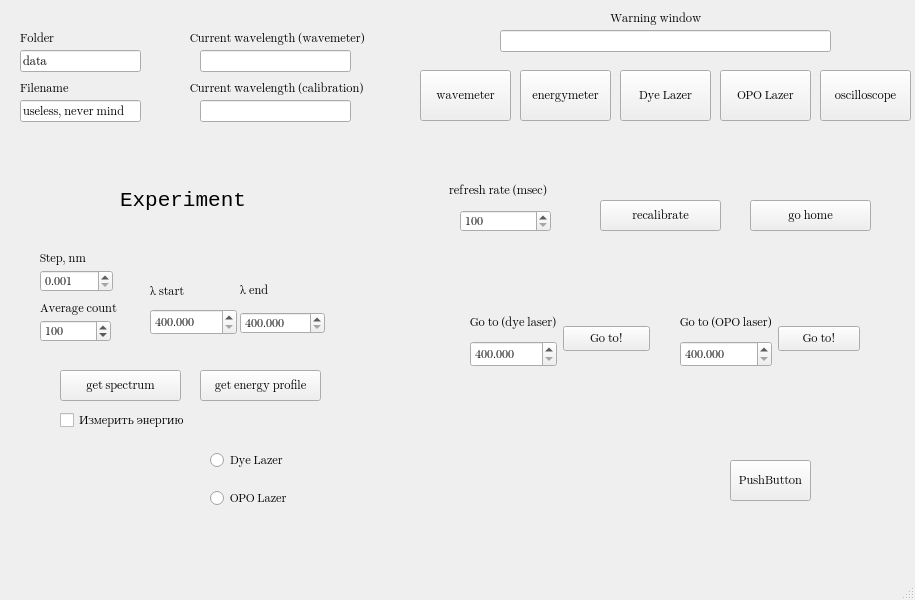
ethylking/LAZERUI, file gui_window.ui: the form before one commit.
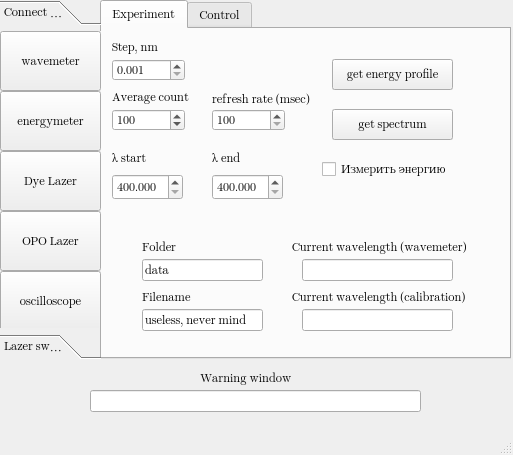
The form after the commit. The open tabs and pages were chosen to show the change.

What changed in the file:
```diff
--- a/gui_window.ui
+++ b/gui_window.ui
@@ -6,8 +6,8 @@
    <rect>
     <x>0</x>
     <y>0</y>
-    <width>915</width>
-    <height>600</height>
+    <width>513</width>
+    <height>455</height>
    </rect>
   </property>
   <property name="font">
@@ -22,94 +22,11 @@
    <bool>false</bool>
   </property>
   <widget class="QWidget" name="centralwidget">
-   <widget class="QPushButton" name="wavemeterConnectButton">
-    <property name="enabled">
-     <bool>true</bool>
-    </property>
-    <property name="geometry">
-     <rect>
-      <x>420</x>
-      <y>70</y>
-      <width>91</width>
-      <height>51</height>
-     </rect>
-    </property>
-    <property name="autoFillBackground">
-     <bool>true</bool>
-    </property>
-    <property name="text">
-     <string>wavemeter</string>
-    </property>
-   </widget>
-   <widget class="QLabel" name="label">
-    <property name="geometry">
-     <rect>
-      <x>120</x>
-      <y>170</y>
-      <width>161</width>
-      <height>61</height>
-     </rect>
-    </property>
-    <property name="font">
-     <font>
-      <family>Consolas</family>
-      <pointsize>16</pointsize>
-     </font>
-    </property>
-    <property name="text">
-     <string>Experiment</string>
-    </property>
-   </widget>
-   <widget class="QPushButton" name="pushButton">
-    <property name="geometry">
-     <rect>
-      <x>730</x>
-      <y>460</y>
-      <width>81</width>
-      <height>41</height>
-     </rect>
-    </property>
-    <property name="text">
-     <string>PushButton</string>
-    </property>
-   </widget>
-   <widget class="QPushButton" name="energymeterConnectButton">
-    <property name="enabled">
-     <bool>true</bool>
-    </property>
-    <property name="geometry">
-     <rect>
-      <x>520</x>
-      <y>70</y>
-      <width>91</width>
-      <height>51</height>
-     </rect>
-    </property>
-    <property name="text">
-     <string>energymeter</string>
-    </property>
-   </widget>
-   <widget class="QPushButton" name="motorConnectButton">
-    <property name="enabled">
-     <bool>true</bool>
-    </property>
-    <property name="geometry">
-     <rect>
-      <x>620</x>
-      <y>70</y>
-      <width>91</width>
-      <height>51</height>
-     </rect>
-    </property>
-    <property name="text">
-     <string>Dye Lazer</string>
-    </property>
-   </widget>
    <widget class="QLineEdit" name="warningWindowLineEdit">
     <property name="geometry">
      <rect>
-      <x>500</x>
-      <y>30</y>
+      <x>90</x>
+      <y>390</y>
       <width>331</width>
       <height>22</height>
      </rect>
@@ -121,8 +38,8 @@
    <widget class="QLabel" name="label_2">
     <property name="geometry">
      <rect>
-      <x>610</x>
-      <y>10</y>
+      <x>200</x>
+      <y>370</y>
       <width>121</width>
       <height>16</height>
      </rect>
@@ -131,14 +48,202 @@
      <string>Warning window</string>
     </property>
    </widget>
+   <widget class="QTabWidget" name="tabWidget">
+    <property name="geometry">
+     <rect>
+      <x>100</x>
+      <y>0</y>
+      <width>411</width>
+      <height>359</height>
+     </rect>
+    </property>
+    <property name="currentIndex">
+     <number>1</number>
+    </property>
+    <widget class="QWidget" name="tab">
+     <attribute name="title">
+      <string>Experiment</string>
+     </attribute>
+     <widget class="QDoubleSpinBox" name="wavelengthStepSpinBox">
+      <property name="geometry">
+       <rect>
+        <x>10</x>
+        <y>30</y>
+        <width>73</width>
+        <height>22</height>
+       </rect>
+      </property>
+      <property name="decimals">
+       <number>3</number>
+      </property>
+      <property name="minimum">
+       <double>0.001000000000000</double>
+      </property>
+      <property name="maximum">
+       <double>100.000000000000000</double>
+      </property>
+      <property name="singleStep">
+       <double>0.001000000000000</double>
+      </property>
+      <property name="value">
+       <double>0.001000000000000</double>
+      </property>
+     </widget>
+     <widget class="QLabel" name="label_7">
+      <property name="geometry">
+       <rect>
+        <x>10</x>
+        <y>10</y>
+        <width>71</width>
+        <height>16</height>
+       </rect>
+      </property>
+      <property name="text">
+       <string>Step, nm</string>
+      </property>
+     </widget>
+     <widget class="QSpinBox" name="averageCountSpinBox">
+      <property name="geometry">
+       <rect>
+        <x>10</x>
+        <y>80</y>
+        <width>73</width>
+        <height>22</height>
+       </rect>
+      </property>
+      <property name="minimum">
+       <number>1</number>
+      </property>
+      <property name="maximum">
+       <number>500</number>
+      </property>
+      <property name="value">
+       <number>100</number>
+      </property>
+     </widget>
+     <widget class="QLabel" name="label_11">
+      <property name="geometry">
+       <rect>
+        <x>10</x>
+        <y>60</y>
+        <width>101</width>
+        <height>16</height>
+       </rect>
+      </property>
+      <property name="text">
+       <string>Average count</string>
+      </property>
+     </widget>
+     <widget class="QWidget" name="layoutWidget">
+      <property name="geometry">
+       <rect>
+        <x>10</x>
+        <y>120</y>
+        <width>71</width>
+        <height>51</height>
+       </rect>
+      </property>
+      <layout class="QVBoxLayout" name="verticalLayout_2">
+       <item>
+        <widget class="QLabel" name="label_3">
+         <property name="text">
+          <string>λ start</string>
+         </property>
+        </widget>
+       </item>
+       <item>
+        <widget class="QDoubleSpinBox" name="wavelengthStartSpinBox">
+         <property name="decimals">
+          <number>3</number>
+         </property>
+         <property name="minimum">
+          <double>400.000000000000000</double>
+         </property>
+         <property name="maximum">
+          <double>1000.000000000000000</double>
+         </property>
+         <property name="singleStep">
+          <double>0.001000000000000</double>
+         </property>
+        </widget>
+       </item>
+      </layout>
+     </widget>
+     <widget class="QWidget" name="layoutWidget">
+      <property name="geometry">
+       <rect>
+        <x>110</x>
+        <y>120</y>
+        <width>71</width>
+        <height>51</height>
+       </rect>
+      </property>
+      <layout class="QVBoxLayout" name="verticalLayout">
+       <item>
+        <widget class="QLabel" name="label_4">
+         <property name="text">
+          <string>λ end</string>
+         </property>
+        </widget>
+       </item>
+       <item>
+        <widget class="QDoubleSpinBox" name="wavelengthEndSpinBox">
+         <property name="decimals">
+          <number>3</number>
+         </property>
+         <property name="minimum">
+          <double>400.000000000000000</double>
+         </property>
+         <property name="maximum">
+          <double>1000.000000000000000</double>
+         </property>
+         <property name="singleStep">
+          <double>0.001000000000000</double>
+         </property>
+        </widget>
+       </item>
+      </layout>
+     </widget>
+     <widget class="QSpinBox" name="refreshRateSpinBox">
+      <property name="geometry">
+       <rect>
+        <x>110</x>
+        <y>80</y>
+        <width>73</width>
+        <height>22</height>
+       </rect>
+      </property>
+      <property name="minimum">
+       <number>100</number>
+      </property>
+      <property name="maximum">
+       <number>10000</number>
+      </property>
+      <property name="singleStep">
+       <number>100</number>
+      </property>
+     </widget>
+     <widget class="QLabel" name="label_6">
+      <property name="geometry">
+       <rect>
+        <x>110</x>
+        <y>60</y>
+        <width>101</width>
+        <height>21</height>
+       </rect>
+      </property>
+      <property name="text">
+       <string>refresh rate (msec)</string>
+      </property>
+     </widget>
    <widget class="QPushButton" name="getEnergyProfilePushButton">
     <property name="enabled">
      <bool>true</bool>
     </property>
     <property name="geometry">
      <rect>
-      <x>200</x>
-      <y>370</y>
+        <x>230</x>
+        <y>30</y>
       <width>121</width>
       <height>31</height>
      </rect>
@@ -156,8 +261,8 @@
     </property>
     <property name="geometry">
      <rect>
-      <x>60</x>
-      <y>370</y>
+        <x>230</x>
+        <y>80</y>
       <width>121</width>
       <height>31</height>
      </rect>
@@ -169,11 +274,24 @@
      <string>get spectrum</string>
     </property>
    </widget>
+     <widget class="QCheckBox" name="InspecEnergy">
+      <property name="geometry">
+       <rect>
+        <x>220</x>
+        <y>130</y>
+        <width>131</width>
+        <height>20</height>
+       </rect>
+      </property>
+      <property name="text">
+       <string>Измерить энергию</string>
+      </property>
+     </widget>
    <widget class="QLineEdit" name="filenameLineEdit">
     <property name="geometry">
      <rect>
-      <x>20</x>
-      <y>100</y>
+        <x>40</x>
+        <y>280</y>
       <width>121</width>
       <height>22</height>
      </rect>
@@ -185,8 +303,8 @@
    <widget class="QLabel" name="label_5">
     <property name="geometry">
      <rect>
-      <x>20</x>
-      <y>80</y>
+        <x>40</x>
+        <y>260</y>
       <width>101</width>
       <height>16</height>
      </rect>
@@ -195,321 +313,17 @@
      <string>Filename</string>
     </property>
    </widget>
-   <widget class="QLineEdit" name="wavemeterWavelengthLineEdit">
-    <property name="geometry">
-     <rect>
-      <x>200</x>
-      <y>50</y>
-      <width>151</width>
-      <height>22</height>
-     </rect>
-    </property>
-    <property name="readOnly">
-     <bool>true</bool>
-    </property>
-   </widget>
-   <widget class="QLineEdit" name="calibrationWavelengthLineEdit">
-    <property name="geometry">
-     <rect>
-      <x>200</x>
-      <y>100</y>
-      <width>151</width>
-      <height>22</height>
-     </rect>
-    </property>
-    <property name="readOnly">
-     <bool>true</bool>
-    </property>
-   </widget>
-   <widget class="QLabel" name="label_6">
-    <property name="geometry">
-     <rect>
-      <x>449</x>
-      <y>180</y>
-      <width>131</width>
-      <height>21</height>
-     </rect>
-    </property>
-    <property name="text">
-     <string>refresh rate (msec)</string>
-    </property>
-   </widget>
-   <widget class="QSpinBox" name="refreshRateSpinBox">
-    <property name="geometry">
-     <rect>
-      <x>460</x>
-      <y>210</y>
-      <width>91</width>
-      <height>22</height>
-     </rect>
-    </property>
-    <property name="minimum">
-     <number>100</number>
-    </property>
-    <property name="maximum">
-     <number>10000</number>
-    </property>
-    <property name="singleStep">
-     <number>100</number>
-    </property>
-   </widget>
-   <widget class="QLabel" name="label_7">
-    <property name="geometry">
-     <rect>
-      <x>40</x>
-      <y>250</y>
-      <width>71</width>
-      <height>16</height>
-     </rect>
-    </property>
-    <property name="text">
-     <string>Step, nm</string>
-    </property>
-   </widget>
-   <widget class="QDoubleSpinBox" name="wavelengthStepSpinBox">
-    <property name="geometry">
-     <rect>
-      <x>40</x>
-      <y>270</y>
-      <width>73</width>
-      <height>22</height>
-     </rect>
-    </property>
-    <property name="decimals">
-     <number>3</number>
-    </property>
-    <property name="minimum">
-     <double>0.001000000000000</double>
-    </property>
-    <property name="maximum">
-     <double>100.000000000000000</double>
-    </property>
-    <property name="singleStep">
-     <double>0.001000000000000</double>
-    </property>
-    <property name="value">
-     <double>0.001000000000000</double>
-    </property>
-   </widget>
-   <widget class="QLabel" name="label_8">
-    <property name="geometry">
-     <rect>
-      <x>190</x>
-      <y>30</y>
-      <width>221</width>
-      <height>16</height>
-     </rect>
-    </property>
-    <property name="text">
-     <string>Current wavelength (wavemeter)</string>
-    </property>
-   </widget>
-   <widget class="QLabel" name="label_9">
-    <property name="geometry">
-     <rect>
-      <x>190</x>
-      <y>80</y>
-      <width>221</width>
-      <height>16</height>
-     </rect>
-    </property>
-    <property name="text">
-     <string>Current wavelength (calibration)</string>
-    </property>
-   </widget>
-   <widget class="QPushButton" name="recalibrateButton">
-    <property name="enabled">
-     <bool>true</bool>
-    </property>
-    <property name="geometry">
-     <rect>
-      <x>600</x>
-      <y>200</y>
-      <width>121</width>
-      <height>31</height>
-     </rect>
-    </property>
-    <property name="text">
-     <string>recalibrate</string>
-    </property>
-   </widget>
-   <widget class="QPushButton" name="goHomeButton">
-    <property name="enabled">
-     <bool>true</bool>
-    </property>
-    <property name="geometry">
-     <rect>
-      <x>750</x>
-      <y>200</y>
-      <width>121</width>
-      <height>31</height>
-     </rect>
-    </property>
-    <property name="text">
-     <string>go home</string>
-    </property>
-   </widget>
-   <widget class="QWidget" name="layoutWidget">
-    <property name="geometry">
-     <rect>
-      <x>240</x>
-      <y>280</y>
-      <width>87</width>
-      <height>71</height>
-     </rect>
-    </property>
-    <layout class="QVBoxLayout" name="verticalLayout">
-     <item>
-      <widget class="QWidget" name="openGLWidget" native="true">
-       <widget class="QDoubleSpinBox" name="wavelengthEndSpinBox">
-        <property name="geometry">
-         <rect>
-          <x>0</x>
-          <y>32</y>
-          <width>85</width>
-          <height>22</height>
-         </rect>
-        </property>
-        <property name="decimals">
-         <number>3</number>
-        </property>
-        <property name="minimum">
-         <double>400.000000000000000</double>
-        </property>
-        <property name="maximum">
-         <double>1000.000000000000000</double>
-        </property>
-        <property name="singleStep">
-         <double>0.001000000000000</double>
-        </property>
-       </widget>
-       <widget class="QLabel" name="label_4">
-        <property name="geometry">
-         <rect>
-          <x>0</x>
-          <y>0</y>
-          <width>85</width>
-          <height>21</height>
-         </rect>
-        </property>
-        <property name="text">
-         <string>λ end</string>
-        </property>
-       </widget>
-      </widget>
-     </item>
-    </layout>
-   </widget>
-   <widget class="QWidget" name="layoutWidget">
-    <property name="geometry">
-     <rect>
-      <x>150</x>
-      <y>280</y>
-      <width>87</width>
-      <height>55</height>
-     </rect>
-    </property>
-    <layout class="QVBoxLayout" name="verticalLayout_2">
-     <item>
-      <widget class="QLabel" name="label_3">
-       <property name="text">
-        <string>λ start</string>
-       </property>
-      </widget>
-     </item>
-     <item>
-      <widget class="QDoubleSpinBox" name="wavelengthStartSpinBox">
-       <property name="decimals">
-        <number>3</number>
-       </property>
-       <property name="minimum">
-        <double>400.000000000000000</double>
-       </property>
-       <property name="maximum">
-        <double>1000.000000000000000</double>
-       </property>
-       <property name="singleStep">
-        <double>0.001000000000000</double>
-       </property>
-      </widget>
-     </item>
-    </layout>
-   </widget>
-   <widget class="QPushButton" name="oscilloscopeConnectButton">
-    <property name="enabled">
-     <bool>true</bool>
-    </property>
-    <property name="geometry">
-     <rect>
-      <x>820</x>
-      <y>70</y>
-      <width>91</width>
-      <height>51</height>
-     </rect>
-    </property>
-    <property name="autoFillBackground">
-     <bool>true</bool>
-    </property>
-    <property name="text">
-     <string>oscilloscope</string>
-    </property>
-   </widget>
-   <widget class="QSpinBox" name="averageCountSpinBox">
-    <property name="geometry">
-     <rect>
-      <x>40</x>
-      <y>320</y>
-      <width>71</width>
-      <height>22</height>
-     </rect>
-    </property>
-    <property name="minimum">
-     <number>1</number>
-    </property>
-    <property name="maximum">
-     <number>500</number>
-    </property>
-    <property name="value">
-     <number>100</number>
-    </property>
-   </widget>
-   <widget class="QLabel" name="label_11">
-    <property name="geometry">
-     <rect>
-      <x>40</x>
-      <y>300</y>
-      <width>101</width>
-      <height>16</height>
-     </rect>
-    </property>
-    <property name="text">
-     <string>Average count</string>
-    </property>
-   </widget>
-   <widget class="QLabel" name="label_12">
-    <property name="geometry">
-     <rect>
-      <x>20</x>
-      <y>30</y>
-      <width>101</width>
-      <height>16</height>
-     </rect>
-    </property>
-    <property name="text">
-     <string>Folder</string>
-    </property>
-   </widget>
    <widget class="QLineEdit" name="folderLineEdit">
     <property name="geometry">
      <rect>
-      <x>20</x>
-      <y>50</y>
+        <x>40</x>
+        <y>230</y>
       <width>121</width>
       <height>22</height>
      </rect>
     </property>
     <property name="layoutDirection">
-     <enum>Qt::LayoutDirection::LeftToRight</enum>
+       <enum>Qt::LeftToRight</enum>
     </property>
     <property name="autoFillBackground">
      <bool>false</bool>
@@ -518,13 +332,83 @@
      <string>data</string>
     </property>
    </widget>
+     <widget class="QLabel" name="label_12">
+      <property name="geometry">
+       <rect>
+        <x>40</x>
+        <y>210</y>
+        <width>101</width>
+        <height>16</height>
+       </rect>
+      </property>
+      <property name="text">
+       <string>Folder</string>
+      </property>
+     </widget>
+     <widget class="QLineEdit" name="calibrationWavelengthLineEdit">
+      <property name="geometry">
+       <rect>
+        <x>200</x>
+        <y>280</y>
+        <width>151</width>
+        <height>22</height>
+       </rect>
+      </property>
+      <property name="readOnly">
+       <bool>true</bool>
+      </property>
+     </widget>
+     <widget class="QLineEdit" name="wavemeterWavelengthLineEdit">
+      <property name="geometry">
+       <rect>
+        <x>200</x>
+        <y>230</y>
+        <width>151</width>
+        <height>22</height>
+       </rect>
+      </property>
+      <property name="readOnly">
+       <bool>true</bool>
+      </property>
+     </widget>
+     <widget class="QLabel" name="label_9">
+      <property name="geometry">
+       <rect>
+        <x>190</x>
+        <y>260</y>
+        <width>221</width>
+        <height>16</height>
+       </rect>
+      </property>
+      <property name="text">
+       <string>Current wavelength (calibration)</string>
+      </property>
+     </widget>
+     <widget class="QLabel" name="label_8">
+      <property name="geometry">
+       <rect>
+        <x>190</x>
+        <y>210</y>
+        <width>221</width>
+        <height>16</height>
+       </rect>
+      </property>
+      <property name="text">
+       <string>Current wavelength (wavemeter)</string>
+      </property>
+     </widget>
+    </widget>
+    <widget class="QWidget" name="tab_2">
+     <attribute name="title">
+      <string>Control</string>
+     </attribute>
    <widget class="QWidget" name="layoutWidget">
     <property name="geometry">
      <rect>
-      <x>470</x>
-      <y>310</y>
-      <width>180</width>
-      <height>57</height>
+        <x>20</x>
+        <y>20</y>
+        <width>101</width>
+        <height>78</height>
      </rect>
     </property>
     <layout class="QHBoxLayout" name="horizontalLayout">
@@ -556,8 +440,6 @@
          </property>
         </widget>
        </item>
-      </layout>
-     </item>
      <item>
       <widget class="QPushButton" name="goToPushButton">
        <property name="enabled">
@@ -572,27 +454,16 @@
       </widget>
      </item>
     </layout>
-   </widget>
-   <widget class="QCheckBox" name="InspecEnergy">
-    <property name="geometry">
-     <rect>
-      <x>60</x>
-      <y>410</y>
-      <width>131</width>
-      <height>20</height>
-     </rect>
-    </property>
-    <property name="text">
-     <string>Измерить энергию</string>
-    </property>
+       </item>
+      </layout>
    </widget>
    <widget class="QWidget" name="layoutWidget_2">
     <property name="geometry">
      <rect>
-      <x>680</x>
-      <y>310</y>
-      <width>180</width>
-      <height>57</height>
+        <x>130</x>
+        <y>20</y>
+        <width>101</width>
+        <height>78</height>
      </rect>
     </property>
     <layout class="QHBoxLayout" name="horizontalLayout_2">
@@ -624,8 +495,6 @@
          </property>
         </widget>
        </item>
-      </layout>
-     </item>
      <item>
       <widget class="QPushButton" name="goToPushButtonSecond">
        <property name="enabled">
@@ -640,6 +509,130 @@
       </widget>
      </item>
     </layout>
+       </item>
+      </layout>
+     </widget>
+     <widget class="QPushButton" name="goHomeButton">
+      <property name="enabled">
+       <bool>true</bool>
+      </property>
+      <property name="geometry">
+       <rect>
+        <x>250</x>
+        <y>70</y>
+        <width>121</width>
+        <height>31</height>
+       </rect>
+      </property>
+      <property name="text">
+       <string>go home</string>
+      </property>
+     </widget>
+     <widget class="QPushButton" name="recalibrateButton">
+      <property name="enabled">
+       <bool>true</bool>
+      </property>
+      <property name="geometry">
+       <rect>
+        <x>250</x>
+        <y>30</y>
+        <width>121</width>
+        <height>31</height>
+       </rect>
+      </property>
+      <property name="text">
+       <string>recalibrate</string>
+      </property>
+     </widget>
+     <widget class="QPushButton" name="pushButton">
+      <property name="geometry">
+       <rect>
+        <x>270</x>
+        <y>110</y>
+        <width>81</width>
+        <height>41</height>
+       </rect>
+      </property>
+      <property name="text">
+       <string>PushButton</string>
+      </property>
+     </widget>
+    </widget>
+   </widget>
+   <widget class="QToolBox" name="toolBox">
+    <property name="geometry">
+     <rect>
+      <x>0</x>
+      <y>0</y>
+      <width>101</width>
+      <height>359</height>
+     </rect>
+    </property>
+    <property name="currentIndex">
+     <number>0</number>
+    </property>
+    <widget class="QWidget" name="page">
+     <property name="geometry">
+      <rect>
+       <x>0</x>
+       <y>0</y>
+       <width>101</width>
+       <height>299</height>
+      </rect>
+     </property>
+     <attribute name="label">
+      <string>Connect Buttons</string>
+     </attribute>
+     <widget class="QPushButton" name="wavemeterConnectButton">
+      <property name="enabled">
+       <bool>true</bool>
+      </property>
+      <property name="geometry">
+       <rect>
+        <x>0</x>
+        <y>0</y>
+        <width>101</width>
+        <height>60</height>
+       </rect>
+      </property>
+      <property name="autoFillBackground">
+       <bool>true</bool>
+      </property>
+      <property name="text">
+       <string>wavemeter</string>
+      </property>
+     </widget>
+     <widget class="QPushButton" name="energymeterConnectButton">
+      <property name="enabled">
+       <bool>true</bool>
+      </property>
+      <property name="geometry">
+       <rect>
+        <x>0</x>
+        <y>60</y>
+        <width>101</width>
+        <height>60</height>
+       </rect>
+      </property>
+      <property name="text">
+       <string>energymeter</string>
+      </property>
+     </widget>
+     <widget class="QPushButton" name="motorConnectButton">
+      <property name="enabled">
+       <bool>true</bool>
+      </property>
+      <property name="geometry">
+       <rect>
+        <x>0</x>
+        <y>120</y>
+        <width>101</width>
+        <height>60</height>
+       </rect>
+      </property>
+      <property name="text">
+       <string>Dye Lazer</string>
+      </property>
    </widget>
    <widget class="QPushButton" name="motorConnectButtonSecond">
     <property name="enabled">
@@ -647,23 +640,55 @@
     </property>
     <property name="geometry">
      <rect>
-      <x>720</x>
-      <y>70</y>
-      <width>91</width>
-      <height>51</height>
+        <x>0</x>
+        <y>180</y>
+        <width>101</width>
+        <height>60</height>
      </rect>
     </property>
     <property name="text">
      <string>OPO Lazer</string>
     </property>
    </widget>
+     <widget class="QPushButton" name="oscilloscopeConnectButton">
+      <property name="enabled">
+       <bool>true</bool>
+      </property>
+      <property name="geometry">
+       <rect>
+        <x>0</x>
+        <y>240</y>
+        <width>101</width>
+        <height>60</height>
+       </rect>
+      </property>
+      <property name="autoFillBackground">
+       <bool>true</bool>
+      </property>
+      <property name="text">
+       <string>oscilloscope</string>
+      </property>
+     </widget>
+    </widget>
+    <widget class="QWidget" name="page_2">
+     <property name="geometry">
+      <rect>
+       <x>0</x>
+       <y>0</y>
+       <width>101</width>
+       <height>299</height>
+      </rect>
+     </property>
+     <attribute name="label">
+      <string>Lazer switch</string>
+     </attribute>
    <widget class="QWidget" name="verticalLayoutWidget">
     <property name="geometry">
      <rect>
-      <x>210</x>
-      <y>440</y>
+        <x>0</x>
+        <y>0</y>
       <width>101</width>
-      <height>80</height>
+        <height>81</height>
      </rect>
     </property>
     <layout class="QVBoxLayout" name="verticalLayout_5">
@@ -684,12 +709,14 @@
     </layout>
    </widget>
   </widget>
+   </widget>
+  </widget>
   <widget class="QMenuBar" name="menubar">
    <property name="geometry">
     <rect>
      <x>0</x>
      <y>0</y>
-     <width>915</width>
+     <width>513</width>
      <height>22</height>
     </rect>
    </property>
```
Lines whose indentation alone changed are shown as unchanged.
